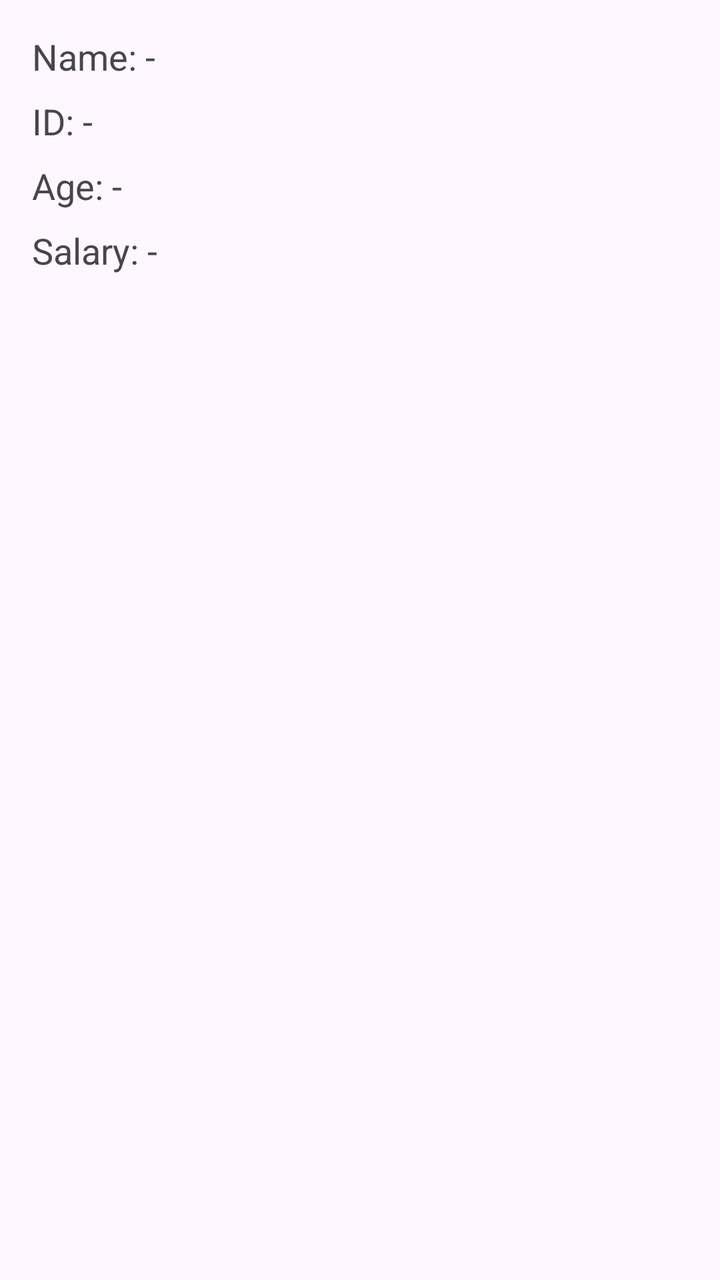
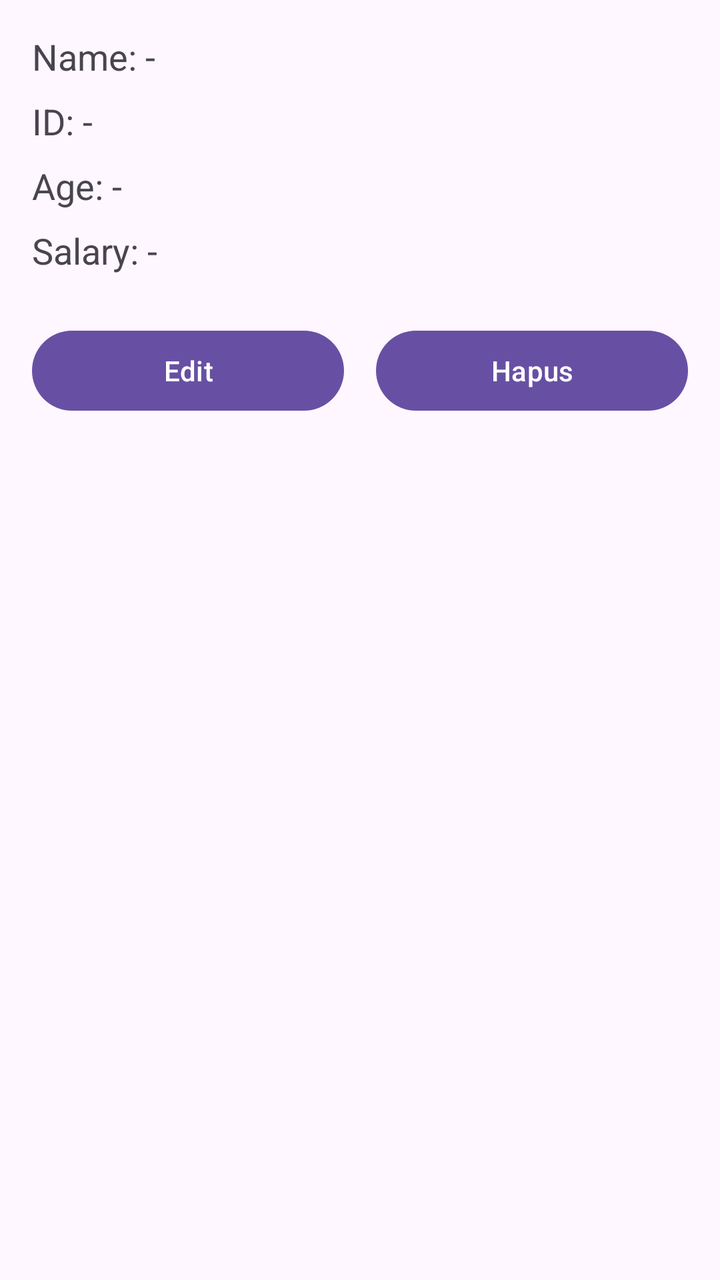

An Android layout rendered at two revisions. The XML below is the earlier revision; the diff shows what the commit changed to produce the second picture.
<!-- AndroidManifest.xml: application theme Theme.Konekin -->
<!-- res/layout/activity_user_detail.xml -->
<?xml version="1.0" encoding="utf-8"?>
<LinearLayout xmlns:android="http://schemas.android.com/apk/res/android"
    xmlns:tools="http://schemas.android.com/tools"
    android:layout_width="match_parent"
    android:layout_height="match_parent"
    android:orientation="vertical"
    android:padding="16dp"
    tools:context=".UserDetailActivity">

    <TextView
        android:id="@+id/tv_name"
        android:layout_width="match_parent"
        android:layout_height="wrap_content"
        android:text="Name: -"
        android:textSize="18sp" />

    <TextView
        android:id="@+id/tv_id"
        android:layout_width="match_parent"
        android:layout_height="wrap_content"
        android:layout_marginTop="8dp"
        android:text="ID: -"
        android:textSize="18sp" />

    <TextView
        android:id="@+id/tv_age"
        android:layout_width="match_parent"
        android:layout_height="wrap_content"
        android:layout_marginTop="8dp"
        android:text="Age: -"
        android:textSize="18sp" />

    <TextView
        android:id="@+id/tv_salary"
        android:layout_width="match_parent"
        android:layout_height="wrap_content"
        android:layout_marginTop="8dp"
        android:text="Salary: -"
        android:textSize="18sp" />

</LinearLayout>
<!-- resources referenced by this layout -->
<resources>
  <style name="Theme.Konekin" parent="Theme.Material3.DayNight.NoActionBar" />
</resources>

<!-- the commit's change to res/layout/activity_user_detail.xml (unified diff, before → after) -->
@@ -38,4 +38,28 @@
         android:text="Salary: -"
         android:textSize="18sp" />
 
+    <LinearLayout
+        android:layout_width="match_parent"
+        android:layout_height="wrap_content"
+        android:layout_marginTop="24dp"
+        android:orientation="horizontal">
+
+        <Button
+            android:id="@+id/btn_edit"
+            android:layout_width="0dp"
+            android:layout_height="wrap_content"
+            android:layout_marginEnd="8dp"
+            android:layout_weight="1"
+            android:text="Edit" />
+
+        <Button
+            android:id="@+id/btn_delete"
+            android:layout_width="0dp"
+            android:layout_height="wrap_content"
+            android:layout_marginStart="8dp"
+            android:layout_weight="1"
+            android:text="Hapus" />
+
+    </LinearLayout>
+
 </LinearLayout>
